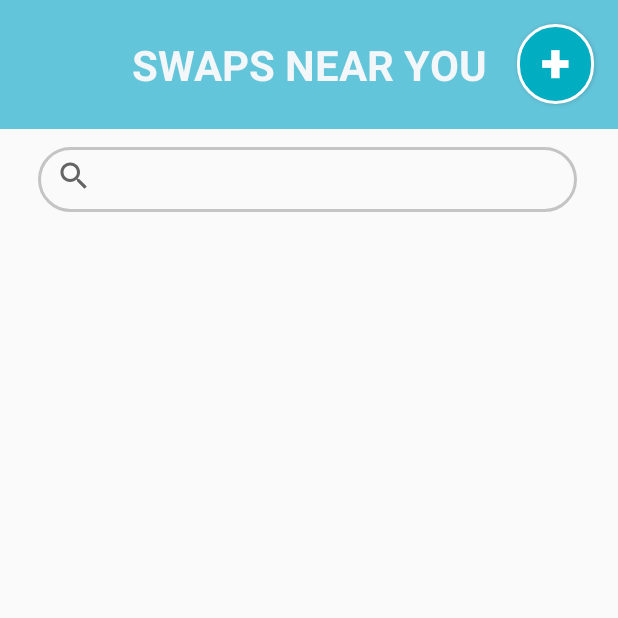
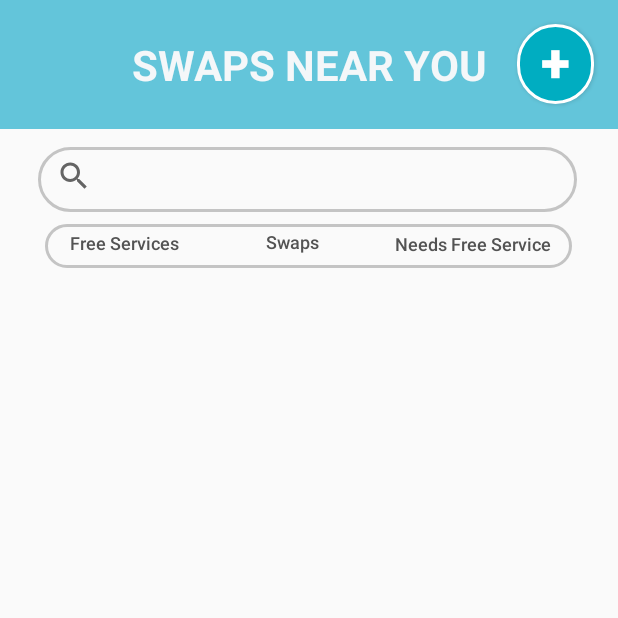
Before and after one commit to jtang999/swapp, an Android app: the NearbySwaps screen opened directly, with no data from a screen before it, on a phone screen of 412 x 824 dp, the top half of it. Run offline under Robolectric (Android 15) with nearby library versions, the phone set to English and light mode, and no system bars.

Commit message:
adding header, search bar, toggle buttons(in progress)

```diff
--- a/SWAP/app/src/main/java/com/example/swap/NearbySwaps.java
+++ b/SWAP/app/src/main/java/com/example/swap/NearbySwaps.java
@@ -1,5 +1,6 @@
 package com.example.swap;
 
+import android.graphics.drawable.Drawable;
 import android.os.Bundle;
 
 import com.google.android.material.floatingactionbutton.FloatingActionButton;
@@ -9,23 +10,60 @@ import androidx.appcompat.app.AppCompatActivity;
 import androidx.appcompat.widget.Toolbar;
 
 import android.view.View;
+import android.widget.Button;
 
 public class NearbySwaps extends AppCompatActivity {
-
+    public static int toggle = 0;
     @Override
     protected void onCreate(Bundle savedInstanceState) {
         super.onCreate(savedInstanceState);
         setContentView(R.layout.activity_nearby_swaps);
-        Toolbar toolbar = findViewById(R.id.toolbar);
-        setSupportActionBar(toolbar);
+        initializeToggles();
 
-        FloatingActionButton fab = findViewById(R.id.fab);
-        fab.setOnClickListener(new View.OnClickListener() {
+
+    }
+
+    public void initializeToggles(){
+        Button freeServices = findViewById(R.id.freeServicesToggle); //Option 0
+        freeServices.setOnClickListener(new View.OnClickListener() {
             @Override
             public void onClick(View view) {
-                Snackbar.make(view, "Replace with your own action", Snackbar.LENGTH_LONG)
-                        .setAction("Action", null).show();
+                setToggle(0);
+            }
+        });
+        Button swap = findViewById(R.id.swapToggle); //Option 1
+        freeServices.setOnClickListener(new View.OnClickListener() {
+            @Override
+            public void onClick(View view) {
+                setToggle(1);
+            }
+        });
+        Button needsFree = findViewById(R.id.needsFreeToggle); //Option 2
+        freeServices.setOnClickListener(new View.OnClickListener() {
+            @Override
+            public void onClick(View view) {
+                setToggle(2);
             }
         });
     }
+
+    public void setToggle(int newToggle){
+        NearbySwaps.toggle = newToggle;
+        Button freeServices = findViewById(R.id.freeServicesToggle); //Option 0
+        Button swap = findViewById(R.id.swapToggle); //Option 1
+        Button needsFree = findViewById(R.id.needsFreeToggle); //Option 2
+        if(NearbySwaps.toggle == 0){
+            freeServices.setBackground(Drawable.createFromPath("@drawable/createbutton"));
+            swap.setBackground(Drawable.createFromPath("@drawable/modetoggle"));
+            needsFree.setBackground(Drawable.createFromPath("@drawable/modetoggle"));
+        }else if (NearbySwaps.toggle == 1){
+            freeServices.setBackground(Drawable.createFromPath("@drawable/modetoggle"));
+            swap.setBackground(Drawable.createFromPath("@drawable/createbutton"));
+            needsFree.setBackground(Drawable.createFromPath("@drawable/modetoggle"));
+        }else{
+            freeServices.setBackground(Drawable.createFromPath("@drawable/modetoggle"));
+            swap.setBackground(Drawable.createFromPath("@drawable/modetoggle"));
+            needsFree.setBackground(Drawable.createFromPath("@drawable/createbutton"));
+        }
+    }
 }
--- /dev/null
+++ b/SWAP/app/src/main/res/drawable/modetoggle.xml
@@ -0,0 +1,10 @@
+<?xml version="1.0" encoding="utf-8"?>
+<shape xmlns:android="http://schemas.android.com/apk/res/android">
+    <corners android:radius="1000dp" />
+<!--    <stroke-->
+<!--        android:width="2dp"-->
+<!--        android:color="#FFFFFF" />-->
+<!--    <solid android:color="#00ADC1" />-->
+    <padding android:bottom="5dp"/>
+
+</shape>
--- a/SWAP/app/src/main/res/layout/activity_nearby_swaps.xml
+++ b/SWAP/app/src/main/res/layout/activity_nearby_swaps.xml
@@ -39,12 +39,76 @@
         app:layout_constraintVertical_bias="0.484" />
 
     <SearchView
+        android:id="@+id/searchView"
         android:layout_width="359dp"
         android:layout_height="43dp"
         android:layout_marginTop="12dp"
         android:background="@drawable/searchbar"
+        android:gravity="center"
         app:layout_constraintEnd_toEndOf="parent"
         app:layout_constraintHorizontal_bias="0.482"
         app:layout_constraintStart_toStartOf="parent"
         app:layout_constraintTop_toBottomOf="@+id/TitleBar" />
+
+    <TextView
+        android:id="@+id/toggleOutline"
+        android:layout_width="351dp"
+        android:layout_height="29dp"
+        android:layout_marginTop="8dp"
+        android:background="@drawable/searchbar"
+        app:layout_constraintEnd_toEndOf="parent"
+        app:layout_constraintHorizontal_bias="0.491"
+        app:layout_constraintStart_toStartOf="parent"
+        app:layout_constraintTop_toBottomOf="@+id/searchView" />
+
+    <Button
+        android:id="@+id/freeServicesToggle"
+        android:layout_width="106dp"
+        android:layout_height="28dp"
+        android:background="@drawable/modetoggle"
+        android:gravity="center"
+        android:text="Free Services"
+        android:textAlignment="center"
+        android:textAllCaps="false"
+        android:textColor="#535353"
+        android:textSize="12sp"
+        app:layout_constraintBottom_toBottomOf="@+id/toggleOutline"
+        app:layout_constraintStart_toStartOf="@+id/toggleOutline"
+        app:layout_constraintTop_toTopOf="@+id/toggleOutline" />
+
+    <Button
+        android:id="@+id/swapToggle"
+        android:layout_width="118dp"
+        android:layout_height="30dp"
+        android:background="@drawable/modetoggle"
+        android:gravity="center"
+        android:text="Swaps"
+        android:textAlignment="center"
+        android:textAllCaps="false"
+        android:textColor="#535353"
+        android:textSize="12sp"
+        app:layout_constraintBottom_toBottomOf="@+id/toggleOutline"
+        app:layout_constraintStart_toEndOf="@+id/freeServicesToggle"
+        app:layout_constraintTop_toTopOf="@+id/toggleOutline"
+        app:layout_constraintVertical_bias="1.0" />
+
+    <Button
+        android:id="@+id/needsFreeToggle"
+        android:layout_width="122dp"
+        android:layout_height="28dp"
+        android:background="@drawable/modetoggle"
+        android:gravity="center"
+        android:text="Needs Free Service"
+        android:textAlignment="center"
+        android:textAllCaps="false"
+        android:textColor="#535353"
+        android:textSize="12sp"
+        app:layout_constraintBottom_toBottomOf="@+id/toggleOutline"
+        app:layout_constraintEnd_toEndOf="@+id/toggleOutline"
+        app:layout_constraintHorizontal_bias="0.0"
+        app:layout_constraintStart_toEndOf="@+id/swapToggle"
+        app:layout_constraintTop_toTopOf="@+id/toggleOutline"
+        app:layout_constraintVertical_bias="1.0" />
+
+
 </androidx.constraintlayout.widget.ConstraintLayout>
```
